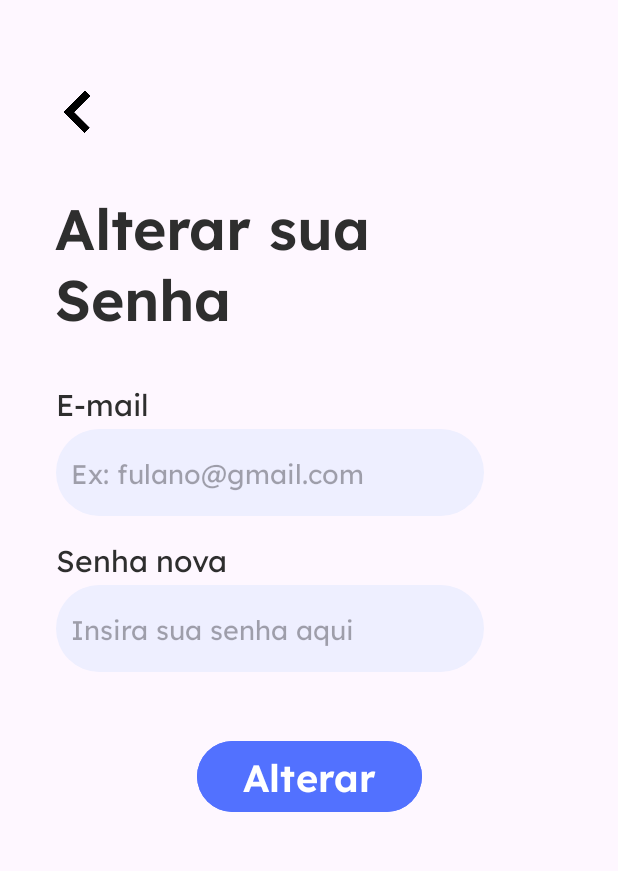
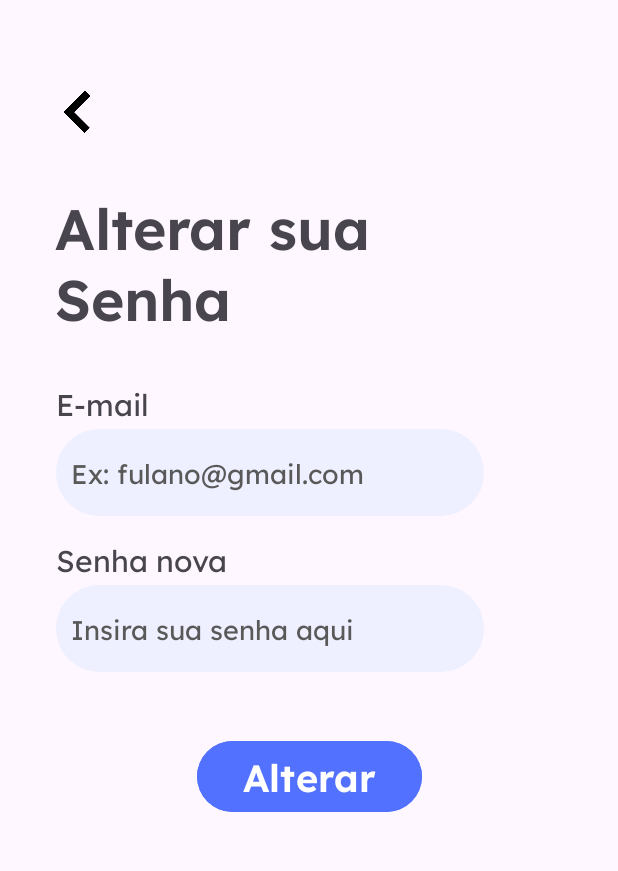
Before and after one commit to mgolegario/LuFit, an Android app: the ForgotPassword screen opened directly, with no data from a screen before it, on a phone screen of 412 x 824 dp, the part 105-976 px from its top. Run offline under Robolectric (Android 15) with nearby library versions, the phone set to English and light mode, and no system bars.

Commit message:
Telas: Todas telas com modo escuro FINALIZADO

```diff
--- a/app/src/main/java/com/example/lufit/PreferencesFragment.java
+++ b/app/src/main/java/com/example/lufit/PreferencesFragment.java
@@ -56,7 +56,6 @@ public class PreferencesFragment extends Fragment {
             }
         });
 
-
         return view;
 
     }
--- a/app/src/main/res/layout/activity_comecar_conversa.xml
+++ b/app/src/main/res/layout/activity_comecar_conversa.xml
@@ -27,6 +27,7 @@
         android:backgroundTint="#5271FF"
         android:fontFamily="@font/lexend_semibold"
         android:text="Conversar"
+        android:textColor="#FFFFFF"
         android:textSize="30sp"
         app:layout_constraintEnd_toEndOf="parent"
         app:layout_constraintStart_toStartOf="parent"
@@ -41,7 +42,6 @@
         android:layout_marginEnd="37dp"
         android:fontFamily="@font/lexend_black"
         android:text="Aqui você é assistido pelo nosso \nespecialista, o AquariRafa"
-        android:textColor="#2E2E2E"
         android:textSize="34sp"
         app:layout_constraintEnd_toEndOf="parent"
         app:layout_constraintStart_toStartOf="parent"
--- a/app/src/main/res/layout/activity_conversa.xml
+++ b/app/src/main/res/layout/activity_conversa.xml
@@ -42,7 +42,6 @@
             android:layout_marginEnd="108dp"
             android:fontFamily="@font/lexend_semibold"
             android:text="AquariRafa"
-            android:textColor="#2E2E2E"
             android:textSize="30sp" />
 
 
--- a/app/src/main/res/layout/activity_email_confirm.xml
+++ b/app/src/main/res/layout/activity_email_confirm.xml
@@ -17,7 +17,6 @@
         android:fontFamily="@font/lexend_semibold"
         android:text="Um e-mail foi enviado para a confirmação\nda senha nova"
         android:textAlignment="viewStart"
-        android:textColor="#2E2E2E"
         android:textSize="38sp"
         app:layout_constraintEnd_toEndOf="parent"
         app:layout_constraintStart_toStartOf="parent"
@@ -44,6 +43,7 @@
         android:fontFamily="@font/lexend_semibold"
         android:text="OK"
         android:textAlignment="center"
+        android:textColor="#FFFFFF"
         android:textSize="25sp"
         app:layout_constraintEnd_toEndOf="parent"
         app:layout_constraintStart_toStartOf="parent"
--- a/app/src/main/res/layout/activity_forgot_password.xml
+++ b/app/src/main/res/layout/activity_forgot_password.xml
@@ -35,7 +35,6 @@
         android:layout_marginTop="34dp"
         android:fontFamily="@font/lexend_semibold"
         android:text="Alterar sua Senha"
-        android:textColor="#2E2E2E"
         android:textSize="38sp"
         app:layout_constraintEnd_toEndOf="parent"
         app:layout_constraintHorizontal_bias="0.186"
@@ -49,7 +48,6 @@
         android:layout_marginTop="34dp"
         android:fontFamily="@font/lexend"
         android:text="E-mail"
-        android:textColor="#2E2E2E"
         android:textSize="20sp"
         app:layout_constraintEnd_toEndOf="parent"
         app:layout_constraintHorizontal_bias="0.106"
@@ -67,6 +65,7 @@
         android:fontFamily="@font/lexend"
         android:hint="Ex: fulano@gmail.com"
         android:inputType="textEmailAddress"
+        android:textColorHint="#595959"
         app:layout_constraintEnd_toEndOf="parent"
         app:layout_constraintHorizontal_bias="0.293"
         app:layout_constraintStart_toStartOf="parent"
@@ -82,6 +81,7 @@
         android:fontFamily="@font/lexend"
         android:hint="Insira sua senha aqui"
         android:inputType="textPassword"
+        android:textColorHint="#595959"
         app:layout_constraintEnd_toEndOf="parent"
         app:layout_constraintHorizontal_bias="0.293"
         app:layout_constraintStart_toStartOf="parent"
@@ -94,7 +94,6 @@
         android:layout_marginTop="15dp"
         android:fontFamily="@font/lexend"
         android:text="Senha nova"
-        android:textColor="#2E2E2E"
         android:textSize="20sp"
         app:layout_constraintEnd_toEndOf="parent"
         app:layout_constraintHorizontal_bias="0.125"
@@ -110,6 +109,7 @@
         android:elegantTextHeight="false"
         android:fontFamily="@font/lexend_semibold"
         android:text="Alterar"
+        android:textColor="#FFFFFF"
         android:textSize="25sp"
         app:layout_constraintEnd_toEndOf="parent"
         app:layout_constraintStart_toStartOf="parent"
--- a/app/src/main/res/layout/activity_main.xml
+++ b/app/src/main/res/layout/activity_main.xml
@@ -14,7 +14,6 @@
         android:layout_marginTop="180dp"
         android:fontFamily="@font/lexend_black"
         android:text="LuFit, o app ligado na sua saúde"
-        android:textColor="#2e2E2E"
         android:textSize="34sp"
         app:layout_constraintEnd_toEndOf="parent"
         app:layout_constraintStart_toStartOf="parent"
@@ -29,6 +28,7 @@
         android:elegantTextHeight="true"
         android:fontFamily="@font/lexend_semibold"
         android:text="Começar"
+        android:textColor="#FFFFFF"
         android:textSize="30sp"
         app:layout_constraintEnd_toEndOf="parent"
         app:layout_constraintStart_toStartOf="parent"
--- a/app/src/main/res/layout/fragment_preferences.xml
+++ b/app/src/main/res/layout/fragment_preferences.xml
@@ -16,11 +16,10 @@
             android:id="@+id/textView11"
             android:layout_width="match_parent"
             android:layout_height="wrap_content"
+            android:layout_marginStart="23dp"
             android:layout_marginTop="51dp"
-            android:layout_marginStart="23dp"
             android:fontFamily="@font/lexend_semibold"
             android:text="Ajustes"
-            android:textColor="#2E2E2E"
             android:textSize="38sp" />
 
         <FrameLayout
@@ -52,6 +51,7 @@
                     android:layout_height="wrap_content"
                     android:fontFamily="@font/lexend_light"
                     android:text="Claro"
+                    android:textColor="#2E2E2E"
                     android:textSize="20sp" />
 
                 <RadioButton
```
Also changed, not shown: app/src/main/java/com/example/lufit/Home.java (+10 -2 lines), app/src/main/res/layout/activity_login.xml (+3 -4 lines), app/src/main/res/layout/fragment_home.xml (+11 -6 lines).
